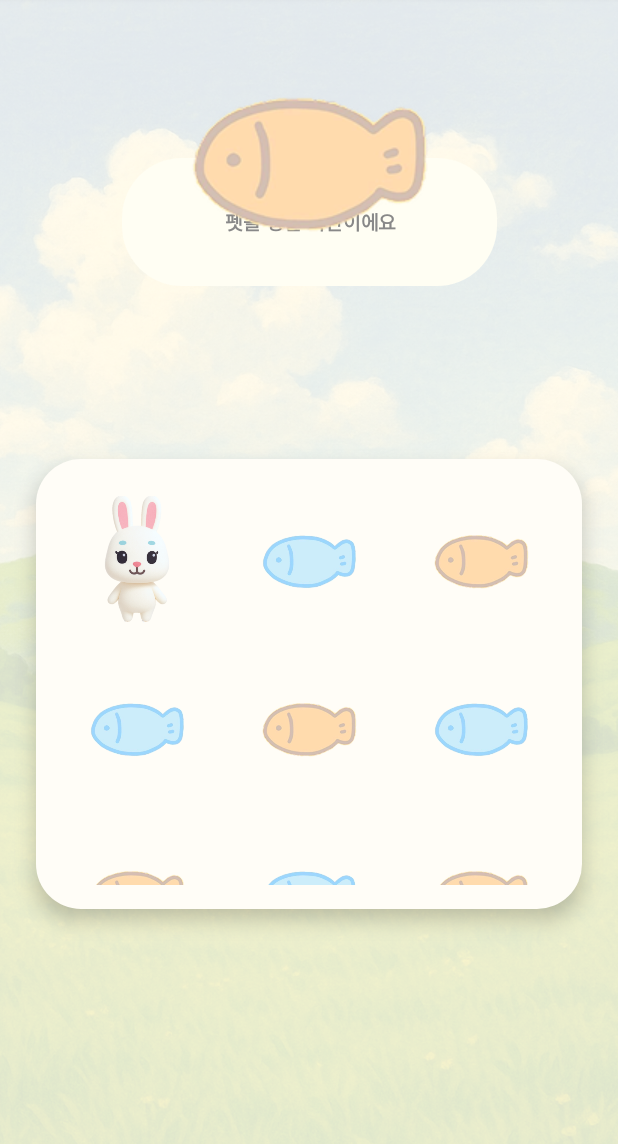
After one commit to Munjang-zip/MunjangzipFE, an Android app built with Jetpack Compose: the PetSelect screen opened through its navigation route, on a phone screen of 412 x 824 dp. The commit adds this screen. Shown: the top 1144 px of the screen. Run offline under Robolectric (Android 15) with nearby library versions, the phone set to English and light mode, and no system bars.

Commit message:
feat: pet UI

```diff
--- /dev/null
+++ b/app/src/main/java/com/example/munjangzip/UserInfo/Pets/PetGridBox.kt
@@ -0,0 +1,99 @@
+package com.example.munjangzip.UserInfo.Pets
+
+import androidx.compose.foundation.ExperimentalFoundationApi
+import androidx.compose.foundation.Image
+import androidx.compose.foundation.background
+import androidx.compose.foundation.clickable
+import androidx.compose.foundation.layout.*
+import androidx.compose.foundation.lazy.grid.GridCells
+import androidx.compose.foundation.lazy.grid.LazyVerticalGrid
+import androidx.compose.foundation.lazy.grid.items
+import androidx.compose.foundation.shape.RoundedCornerShape
+import androidx.compose.material3.Scaffold
+import androidx.compose.runtime.*
+import androidx.compose.ui.Alignment
+import androidx.compose.ui.Modifier
+import androidx.compose.ui.draw.alpha
+import androidx.compose.ui.draw.clip
+import androidx.compose.ui.draw.shadow
+import androidx.compose.ui.graphics.Color
+import androidx.compose.ui.layout.ContentScale
+import androidx.compose.ui.res.painterResource
+import androidx.compose.ui.unit.dp
+import com.example.munjanzipr.ui.theme.BGyellow
+import com.example.munjangzip.R
+import com.example.munjangzip.data.Pet
+import com.example.munjangzip.data.petList
+import com.example.munjanzipr.ui.theme.BasicYellow
+import com.example.munjanzipr.ui.theme.LightYellow
+
+@OptIn(ExperimentalFoundationApi::class)
+@Composable
+fun PetGridBox(
+    onPetSelected: (Pet) -> Unit
+) {
+    val petList = listOf(
+        Pet("rabbit", R.drawable.rabbit),
+        Pet("fish_blue", R.drawable.fish_blue),
+        Pet("fish", R.drawable.fish),
+        Pet("fish_blue", R.drawable.fish_blue),
+        Pet("fish", R.drawable.fish),
+        Pet("fish_blue", R.drawable.fish_blue),
+        Pet("fish", R.drawable.fish),
+        Pet("fish_blue", R.drawable.fish_blue),
+        Pet("fish", R.drawable.fish),
+        Pet("fish_blue", R.drawable.fish_blue),
+        Pet("fish", R.drawable.fish),
+        Pet("fish_blue", R.drawable.fish_blue),
+        Pet("fish", R.drawable.fish),
+        Pet("fish_blue", R.drawable.fish_blue),
+        Pet("fish", R.drawable.fish),
+        Pet("fish_blue", R.drawable.fish_blue),
+    )
+
+    var selectedPet by remember { mutableStateOf<Pet?>(null) }
+
+    Box(
+        modifier = Modifier
+            .fillMaxWidth()
+            .height(300.dp)
+            .padding(horizontal = 24.dp)
+            .shadow(8.dp, RoundedCornerShape(30.dp))
+            .clip(RoundedCornerShape(20.dp))
+            .background(BGyellow)
+            .padding(16.dp)
+    ) {
+        LazyVerticalGrid(
+            columns = GridCells.Fixed(3),
+            verticalArrangement = Arrangement.spacedBy(12.dp),
+            horizontalArrangement = Arrangement.spacedBy(12.dp),
+            modifier = Modifier.fillMaxSize()
+        ) {
+            items(petList) { pet ->
+                val isSelected = selectedPet == pet
+
+                Box(
+                    modifier = Modifier
+                        .size(100.dp)
+                        .clip(RoundedCornerShape(12.dp))
+                        .background(
+                            if (isSelected) Color.White.copy(alpha = 0.5f)
+                            else Color.Transparent
+                        )
+                        .clickable {
+                            selectedPet = pet
+                            onPetSelected(pet)
+                        },
+                    contentAlignment = Alignment.Center
+                ) {
+                    Image(
+                        painter = painterResource(id = pet.imageRes),
+                        contentDescription = pet.name,
+                        contentScale = ContentScale.Crop,
+                        modifier = Modifier.fillMaxSize()
+                    )
+                }
+            }
+        }
+    }
+}
--- /dev/null
+++ b/app/src/main/java/com/example/munjangzip/UserInfo/Pets/PetSelect.kt
@@ -0,0 +1,86 @@
+package com.example.munjangzip.UserInfo.Pets
+
+
+import androidx.compose.foundation.Image
+import androidx.compose.foundation.layout.*
+import androidx.compose.material3.Scaffold
+import androidx.compose.material3.Text
+import androidx.compose.runtime.*
+import androidx.compose.ui.Alignment
+import androidx.compose.ui.Modifier
+import androidx.compose.ui.graphics.Color
+import androidx.compose.ui.layout.ContentScale
+import androidx.compose.ui.res.painterResource
+import androidx.compose.ui.unit.dp
+import androidx.navigation.NavController
+import com.example.munjangzip.R
+import com.example.munjangzip.data.Pet
+import com.example.munjangzip.ui.components.BasicButton
+import com.example.munjangzip.ui.components.BasicButtonYellow
+import com.example.munjangzip.ui.components.FishMessageCard
+
+@Composable
+fun PetSelect(navController: NavController) {
+    Box(modifier = Modifier.fillMaxSize()) {
+        Image(
+            painter = painterResource(id = R.drawable.bg_basic),
+            contentDescription = "배경 이미지",
+            contentScale = ContentScale.Crop,
+            modifier = Modifier.fillMaxSize()
+        )
+
+        Scaffold(
+            modifier = Modifier.fillMaxSize(),
+            containerColor = Color.Transparent
+        ) { innerPadding ->
+            Column(
+                modifier = Modifier
+                    .fillMaxSize()
+                    .padding(innerPadding),
+                verticalArrangement = Arrangement.SpaceBetween,
+                horizontalAlignment = Alignment.CenterHorizontally
+            ) {
+                Column(horizontalAlignment = Alignment.CenterHorizontally) {
+                    Spacer(modifier = Modifier.height(20.dp))
+
+                    FishMessageCard(
+                        messageTop = "",
+                        boldMiddle = "펫을 정할 시간이에요",
+                        messageBottom = ""
+                    )
+
+                    Spacer(modifier = Modifier.height(30.dp))
+                    var selectedPet by remember { mutableStateOf<Pet?>(null) }
+                    PetGridBox(onPetSelected = { selectedPet = it })
+                    Spacer(modifier = Modifier.height(32.dp))
+                    selectedPet?.let { pet ->
+                        Column(
+                            horizontalAlignment = Alignment.CenterHorizontally,
+                            modifier = Modifier.fillMaxWidth()
+                        ) {
+                            //선택한 펫 보여주기
+                            Image(
+                                painter = painterResource(id = pet.imageRes),
+                                contentDescription = pet.name,
+                                contentScale = ContentScale.Fit,
+                                modifier = Modifier
+                                    .size(240.dp)
+                                    .padding(16.dp)
+                            )
+                            BasicButton(
+                                text = "입양하기",
+                                onClick = {
+                                    selectedPet?.let {
+                                        navController.navigate("PetName/${it.name}")
+                                    }
+                                }
+                            )
+
+                        }
+                    }
+
+                }
+            }
+        }
+    }
+}
--- a/app/src/main/java/com/example/munjangzip/UserInfo/UserInfo1.kt
+++ b/app/src/main/java/com/example/munjangzip/UserInfo/UserInfo1.kt
@@ -11,7 +11,7 @@ import androidx.compose.ui.unit.dp
 import androidx.navigation.NavController
 import com.example.munjangzip.R
 import com.example.munjangzip.ui.components.BasicButton
-import com.example.munjangzip.ui.components.FishInputField
+import com.example.munjangzip.ui.components.FishInputFieldLeft
 import com.example.munjanzipr.ui.theme.BGyellow
 
 @Composable
@@ -41,7 +41,7 @@ fun UserInfoScreen(navController: NavController) {
                         .padding(top = 16.dp, bottom = 48.dp)
                 )
                 // 물고기 입력 필드: 로고 아래
-                FishInputField(
+                FishInputFieldLeft(
                     label = "도서관 이름을 적어주세요 : )",
                     value = libraryName,
                     onValueChange = { libraryName = it }
--- a/app/src/main/java/com/example/munjangzip/auth/GoogleLoginHelper.kt
+++ b/app/src/main/java/com/example/munjangzip/auth/GoogleLoginHelper.kt
@@ -13,7 +13,7 @@ fun launchGoogleLogin(
     launcher: ActivityResultLauncher<android.content.Intent>
 ) {
     val gso = GoogleSignInOptions.Builder(GoogleSignInOptions.DEFAULT_SIGN_IN)
-        .requestIdToken("클라리언트 id")
+        .requestIdToken("")
         //클라이언트 id
         .requestEmail()
         .build()
@@ -30,6 +30,6 @@ fun handleGoogleLoginResult(result: ActivityResult) {
         Log.d("GOOGLE", "로그인 성공. ID Token: $idToken")
         // TODO: 서버로 idToken POST
     } catch (e: ApiException) {
-        Log.e("GOOGLE", "로그인 실패: ${e.statusCode}")
+        Log.e("GOOGLE", "구글 로그인 실패: ${e.statusCode}")
     }
 }
--- /dev/null
+++ b/app/src/main/java/com/example/munjangzip/data/Pet.kt
@@ -0,0 +1,14 @@
+package com.example.munjangzip.data
+
+import com.example.munjangzip.R
+
+data class Pet(
+    val name: String,         // 서버로 보낼 이름
+    val imageRes: Int         // 이미지 리소스
+)
+
+val petList = listOf(
+    Pet("fish", R.drawable.fish),
+    Pet("fish_blue", R.drawable.fish_blue),
+    Pet("rabbit", R.drawable.rabbit),
+)
--- a/app/src/main/java/com/example/munjangzip/navigation/NavGraph.kt
+++ b/app/src/main/java/com/example/munjangzip/navigation/NavGraph.kt
@@ -4,6 +4,8 @@ import androidx.compose.runtime.Composable
 import androidx.navigation.NavHostController
 import androidx.navigation.compose.NavHost
 import androidx.navigation.compose.composable
+import com.example.munjangzip.UserInfo.Pets.PetName
+import com.example.munjangzip.UserInfo.Pets.PetSelect
 import com.example.munjangzip.feature.auth.StartScreen
 import com.example.munjangzip.feature.user.UserInfoScreen
 import com.example.munjangzip.feature.user.UserInfoScreen2
@@ -24,6 +26,17 @@ fun NavGraph(navController: NavHostController) {
             UserInfoScreen2(navController = navController)
         }
 
+        composable("petSelect") {
+            PetSelect( navController = navController)
+        }
+        // 전달된 petName 받아서 PetName.kt로 넘김
+        composable("PetName/{petName}") { backStackEntry ->
+            val petName = backStackEntry.arguments?.getString("petName")
+            PetName(petName = petName)
+        }
+
 
     }
+
+
 }
```
Also changed, not shown: app/src/main/java/com/example/munjangzip/UserInfo/Pets/PetName.kt (added, +90 -0 lines), app/src/main/java/com/example/munjangzip/UserInfo/UserInfo2.kt (+4 -3 lines), app/src/main/java/com/example/munjangzip/ui/components/BasicButtonYellow.kt (added, +60 -0 lines), app/src/main/java/com/example/munjangzip/ui/components/FishInputFieldBlue.kt (renamed from app/src/main/java/com/example/munjangzip/ui/components/FishInputField.kt, +10 -9 lines), app/src/main/java/com/example/munjangzip/ui/components/FishInputFieldCenter.kt (added, +106 -0 lines), app/src/main/java/com/example/munjangzip/ui/components/FishInputFieldLeft.kt (added, +91 -0 lines), app/src/main/res/drawable/fish_blue.png (added), app/src/main/res/drawable/rabbit.png (added).
